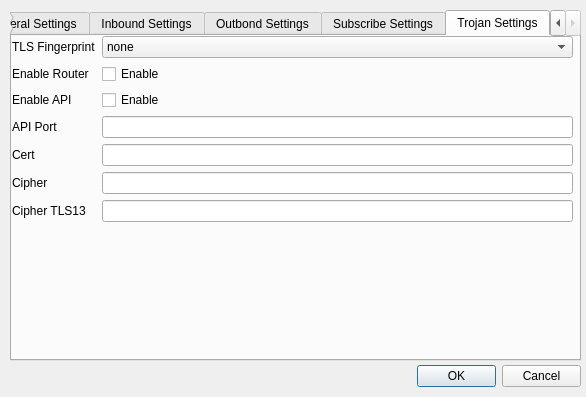
Old version of the form ui/settingsdialog.ui in the repository Trojan-Qt5/Trojan-Qt5.
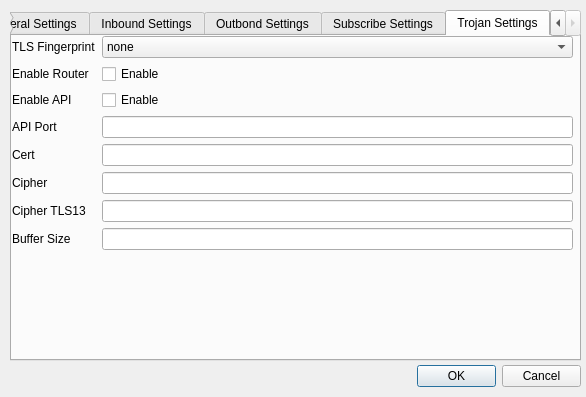
New version of the form. The open tabs and pages were chosen to show the change.

```diff
--- a/ui/settingsdialog.ui
+++ b/ui/settingsdialog.ui
@@ -721,6 +721,16 @@
       <item row="6" column="1">
        <widget class="QLineEdit" name="cipherTLS13LineEdit"/>
       </item>
+      <item row="7" column="0">
+       <widget class="QLabel" name="label_4">
+        <property name="text">
+         <string>Buffer Size</string>
+        </property>
+       </widget>
+      </item>
+      <item row="7" column="1">
+       <widget class="QLineEdit" name="bufferSizeLineEdit"/>
+      </item>
      </layout>
     </widget>
    </widget>
```
